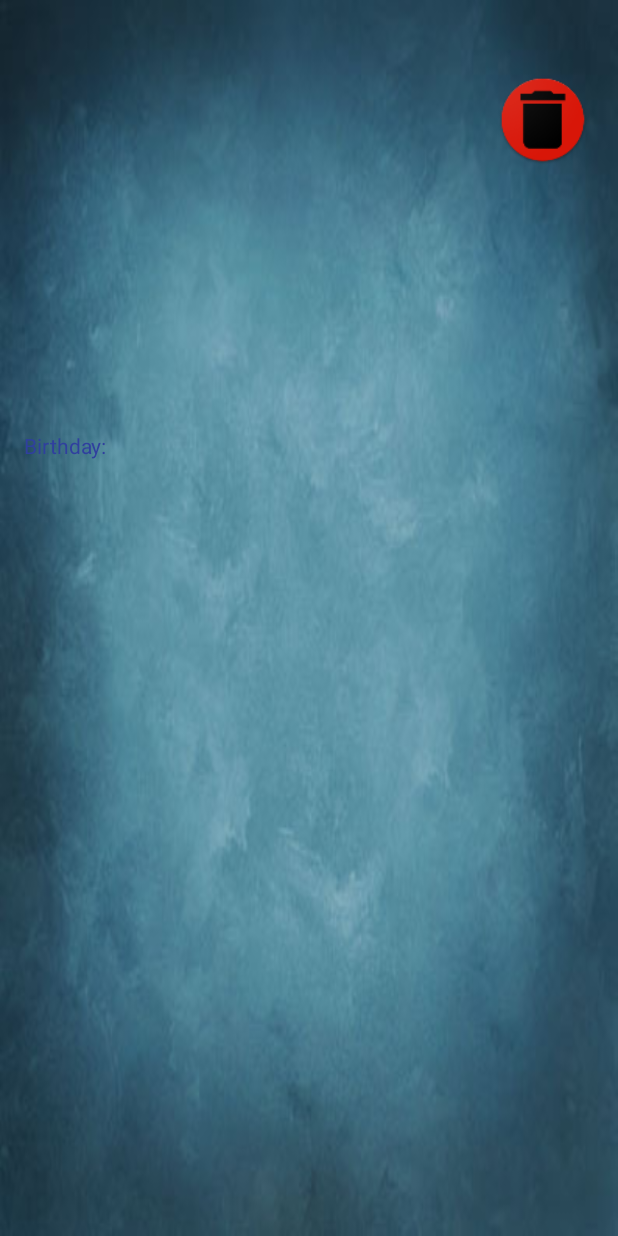
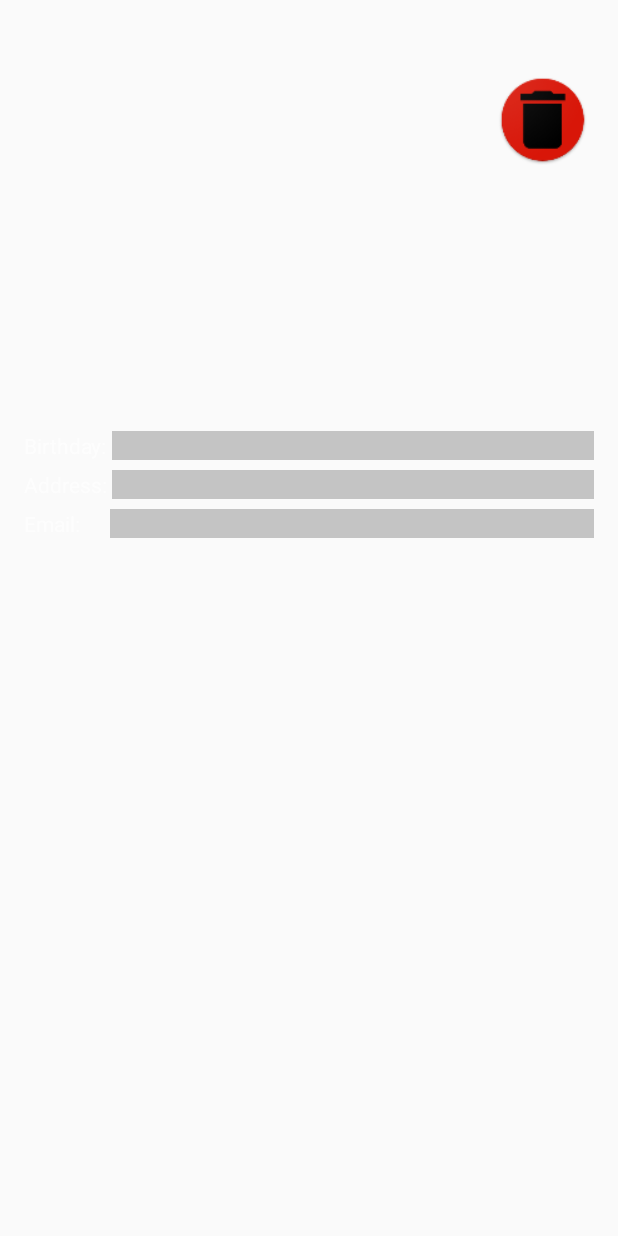
Before and after one commit to agmeag22/Contacts_Parcial_I, an Android app: the fragment FMainLandscape shown on its own in the app's theme, on a phone screen of 412 x 824 dp. Run offline under Robolectric (Android 15) with nearby library versions, the phone set to English and light mode, and no system bars; plain views replace CircularImageView; pictures from the network do not load.

```diff
--- a/app/src/main/java/com/meag/contactsp/Activities/CreateContact.java
+++ b/app/src/main/java/com/meag/contactsp/Activities/CreateContact.java
@@ -36,7 +36,6 @@ public class CreateContact extends AppCompatActivity {
     protected void onCreate(Bundle savedInstanceState) {
         super.onCreate(savedInstanceState);
         setContentView(R.layout.activity_create_contact);
-        id=findViewById(R.id.edit_text_id);
         name= findViewById(R.id.edit_text_name);
         lastname= findViewById(R.id.edit_text_last_name);
         email= findViewById(R.id.edit_text_email);
@@ -65,7 +64,7 @@ public class CreateContact extends AppCompatActivity {
         btnadd.setOnClickListener(new View.OnClickListener() {
             @Override
             public void onClick(View v) {
-                sid=id.getText().toString();
+                sid="0";
                 sname=name.getText().toString()+" "+lastname.getText().toString();
                 semail=String.valueOf(email.getText());
                 saddress=String.valueOf(address.getText());
@@ -77,7 +76,7 @@ public class CreateContact extends AppCompatActivity {
                 intent.putExtra("name",sname);
                 intent.putExtra("email",semail);
                 intent.putExtra("phone",sphone);
-                intent.putExtra("addrress",saddress);
+                intent.putExtra("address",saddress);
                 intent.putExtra("fav",favmark.toString());
                 intent.putExtra("image",image.toString());
 
--- a/app/src/main/java/com/meag/contactsp/FMainLandscape.java
+++ b/app/src/main/java/com/meag/contactsp/Activities/FMainLandscape.java
@@ -1,9 +1,10 @@
-package com.meag.contactsp;
+package com.meag.contactsp.Activities;
 
 import android.content.Context;
 import android.net.Uri;
 import android.os.Bundle;
 import android.support.v4.app.Fragment;
+import android.support.v4.app.FragmentTransaction;
 import android.support.v7.widget.LinearLayoutManager;
 import android.support.v7.widget.RecyclerView;
 import android.view.LayoutInflater;
@@ -13,9 +14,9 @@ import android.widget.ImageButton;
 import android.widget.ImageView;
 import android.widget.TextView;
 
-import com.meag.contactsp.Activities.MainActivity;
 import com.meag.contactsp.Adapters.PhoneAdapter;
 import com.meag.contactsp.Objects.Contact;
+import com.meag.contactsp.R;
 
 import java.io.Serializable;
 import java.util.ArrayList;
@@ -37,10 +38,9 @@ public class FMainLandscape extends Fragment {
     private RecyclerView rv;
     private PhoneAdapter phoneAdapter;
     private ImageView img;
-    private TextView name;
     private ImageButton back;
-    TextView birthday;
-    private TextView phone;
+    private TextView name,birthday,email,address;
+
     Contact contact;
     ImageButton button_delete;
 
@@ -77,41 +77,42 @@ public class FMainLandscape extends Fragment {
         img = v.findViewById(R.id.description_image_view);
         back=v.findViewById(R.id.btnback);
         name = v.findViewById(R.id.name_text);
-        birthday = v.findViewById(R.id.birthday_text);
+        img= v.findViewById(R.id.description_image_view);
+        name=v.findViewById(R.id.name_text);
+        birthday=v.findViewById(R.id.birthday_text);
+        email=v.findViewById(R.id.email_text);
+        address=v.findViewById(R.id.addresstext);
         button_delete=v.findViewById(R.id.btn_delete);
 //        address=findViewById(R.id.addresstext);
         linearLayoutManager = new LinearLayoutManager(this.getContext());
         rv.setLayoutManager(linearLayoutManager);
 
         if (contact != null) {
-            if (contact.getImg() != null) {
-                Uri uri = Uri.parse(contact.getImg());
-                img.setImageURI(uri);
-            } else {
-                img.setImageResource(R.drawable.person);
-            }
-            if (contact.getName().size() > 0) {
-                name.setText(contact.getName().get(0));
-            } else {
-                name.setText("-");
-            }
-//            if(contact.getEmail().size()>0){
-//                email.setText(contact.getEmail().get(0));}
-//            else {email.setText("-");}
-            if (contact.getPhone().size() > 0) {
-                String phonestring = new ArrayList<String>(contact.getPhone().values()).get(0);
-                phoneAdapter = new PhoneAdapter(this.getContext(), contact.getPhone());
-                rv.setAdapter(phoneAdapter);
-            } else {
-                phone.setText("-");
-            }
-//            if(contact.getAddress()!=null){
-//                address.setText(contact.getAddress());}
-//            else {address.setText("-");}
-            if (contact.getBirthdate() != null) {
+            if(contact.getImg()!=null){
+                Uri uri=Uri.parse(contact.getImg());
+                img.setImageURI(uri);}
+            else{
+                img.setImageResource(R.drawable.person); }
+
+            if(contact.getName().size()>0){
+                name.setText(contact.getName().get(0));}
+
+            if(contact.getEmail().size()>0){
+                email.setText(contact.getEmail().get(0));}
+
+            if(contact.getPhone().size()>0) {
+                String phonestring=new ArrayList<String>(contact.getPhone().values()).get(0);
+                phoneAdapter=new PhoneAdapter(this.getContext(),contact.getPhone());
+                rv.setAdapter(phoneAdapter); }
+
+            if(contact.getAddress()!=null){
+                address.setText(contact.getAddress());}
+
+            if(contact.getBirthdate()!=null){
                 birthday.setText(contact.getBirthdate().toString());
             }
         }
+        final FMainLandscape fMainLandscape=this;
         button_delete.setOnClickListener(new View.OnClickListener() {
             @Override
             public void onClick(View v) {
@@ -120,9 +121,7 @@ public class FMainLandscape extends Fragment {
                 main.getContactList().remove(contact);
                 main.getAdapterContactland().notifyItemRemoved(index);
                 main.getAdapterContactland().notifyDataSetChanged();
-
-                getActivity().getSupportFragmentManager().popBackStack();
-
+                getActivity().getSupportFragmentManager().beginTransaction().remove(fMainLandscape).commit();
             }
         });
         return v;
--- a/app/src/main/java/com/meag/contactsp/Adapters/RecyclerContactAdapter.java
+++ b/app/src/main/java/com/meag/contactsp/Adapters/RecyclerContactAdapter.java
@@ -73,8 +73,9 @@ public class RecyclerContactAdapter extends RecyclerView.Adapter<RecyclerContact
             @Override
             public void onClick(View v) {
                 Intent intent=new Intent(v.getContext(),Description_Contact.class);
-                    int index=contactlist.indexOf(position);
-//
+                    int index= position;
+
+                    intent.putExtra("index",index);
                     intent.putExtra("contactl", contactlist.get(position));
 
                     ((Activity) v.getContext()).startActivityForResult(intent, 0);
--- a/app/src/main/java/com/meag/contactsp/Adapters/RecyclerContactAdapterLand.java
+++ b/app/src/main/java/com/meag/contactsp/Adapters/RecyclerContactAdapterLand.java
@@ -18,8 +18,7 @@ import android.widget.ImageView;
 import android.widget.LinearLayout;
 import android.widget.TextView;
 
-import com.meag.contactsp.Activities.MainActivity;
-import com.meag.contactsp.FMainLandscape;
+import com.meag.contactsp.Activities.FMainLandscape;
 import com.meag.contactsp.Methods.ContactFilterLand;
 import com.meag.contactsp.Objects.Contact;
 import com.meag.contactsp.R;
--- a/app/src/main/res/layout/activity_description__contact.xml
+++ b/app/src/main/res/layout/activity_description__contact.xml
@@ -8,7 +8,6 @@
     android:fitsSystemWindows="true"
     tools:context=".Activities.Description_Contact"
     android:orientation="vertical"
-    android:background="@drawable/background"
     >
 
     <LinearLayout
@@ -79,7 +78,7 @@
                     <TextView
                         android:layout_width="wrap_content"
                         android:layout_height="wrap_content"
-                        android:textColor="@color/colorPrimaryDark"
+                        android:textColor="@color/white"
                         android:text="@string/birthday"
                         />
                     <TextView
@@ -87,8 +86,61 @@
                         android:layout_width="0dp"
                         android:layout_height="wrap_content"
                         android:layout_weight="1"
-                        android:textColor="@color/colorPrimaryDark"
+                        android:textColor="@color/white"
+                        android:paddingLeft="15dp"
+                        android:background="@color/cardview_shadow_start_color"
+                        android:layout_marginLeft="3dp"/>
+
+                </LinearLayout>
+                <LinearLayout
+                    android:layout_width="match_parent"
+                    android:layout_height="wrap_content"
+                    android:orientation="horizontal"
+                    android:layout_marginLeft="@dimen/activity_horizontal_margin"
+                    android:layout_marginRight="@dimen/activity_horizontal_margin"
+                    android:layout_marginTop="3dp"
+                    android:layout_marginBottom="3dp">
+                    <TextView
+                        android:layout_width="wrap_content"
+                        android:layout_height="wrap_content"
+                        android:textColor="@color/white"
+                        android:text="@string/addresstext"
+                        />
+                    <TextView
+                        android:id="@+id/addresstext"
+                        android:layout_width="0dp"
+                        android:layout_height="wrap_content"
+                        android:layout_weight="1"
+                        android:textColor="@color/white"
+                        android:paddingLeft="15dp"
+                        android:background="@color/cardview_shadow_start_color"
+                        android:layout_marginLeft="3dp"/>
+
+                </LinearLayout>
+                <LinearLayout
+                    android:layout_width="match_parent"
+                    android:layout_height="wrap_content"
+                    android:orientation="horizontal"
+                    android:layout_marginLeft="@dimen/activity_horizontal_margin"
+                    android:layout_marginRight="@dimen/activity_horizontal_margin"
+                    android:layout_marginTop="3dp"
+                    android:layout_marginBottom="3dp">
+                    <TextView
+                        android:layout_width="wrap_content"
+                        android:layout_height="wrap_content"
+                        android:textColor="@color/white"
+                        android:text="@string/emailtext"
+                        />
+                    <TextView
+                        android:id="@+id/email_text"
+                        android:layout_width="0dp"
+                        android:layout_height="wrap_content"
+                        android:layout_weight="1"
+                        android:paddingLeft="15dp"
+                        android:textColor="@color/white"
+                        android:background="@color/cardview_shadow_start_color"
                         android:layout_marginLeft="20dp"/>
+
                 </LinearLayout>
 
                 <android.support.v7.widget.RecyclerView
--- a/app/src/main/res/values/strings.xml
+++ b/app/src/main/res/values/strings.xml
@@ -18,4 +18,6 @@
     <string name="id">Id</string>
     <string name="phone">Phone</string>
     <string name="birthday">Birthday:</string>
+    <string name="emailtext">Email:</string>
+    <string name="addresstext">Address:</string>
 </resources>
```
Also changed, not shown: app/src/main/java/com/meag/contactsp/Activities/Description_Contact.java (+27 -24 lines), app/src/main/java/com/meag/contactsp/Activities/MainActivity.java (+6 -4 lines), app/src/main/res/layout-sw600dp/activity_main.xml (added, +81 -0 lines), app/src/main/res/layout/content_create_contact.xml (+3 -19 lines), app/src/main/res/layout/fragment_fmain_landscape.xml (deleted, +0 -53 lines).
